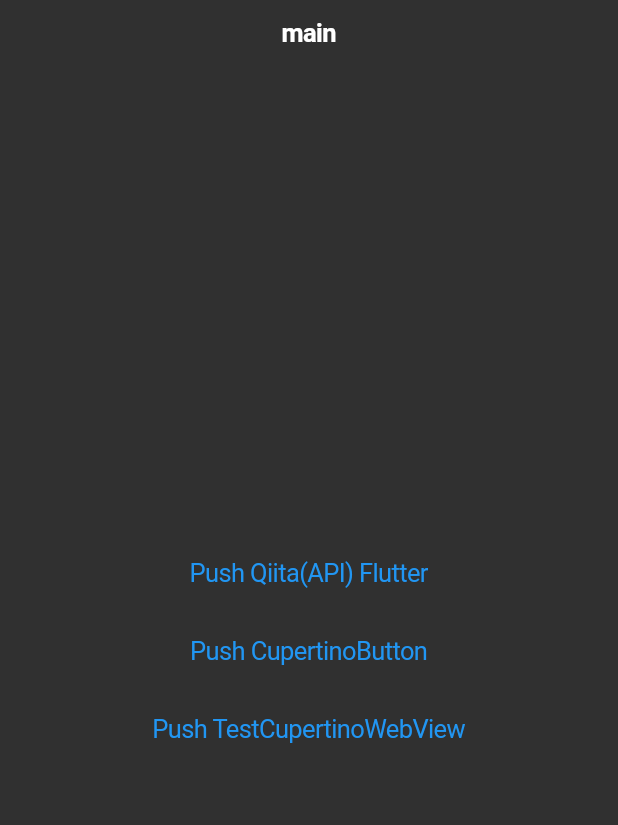
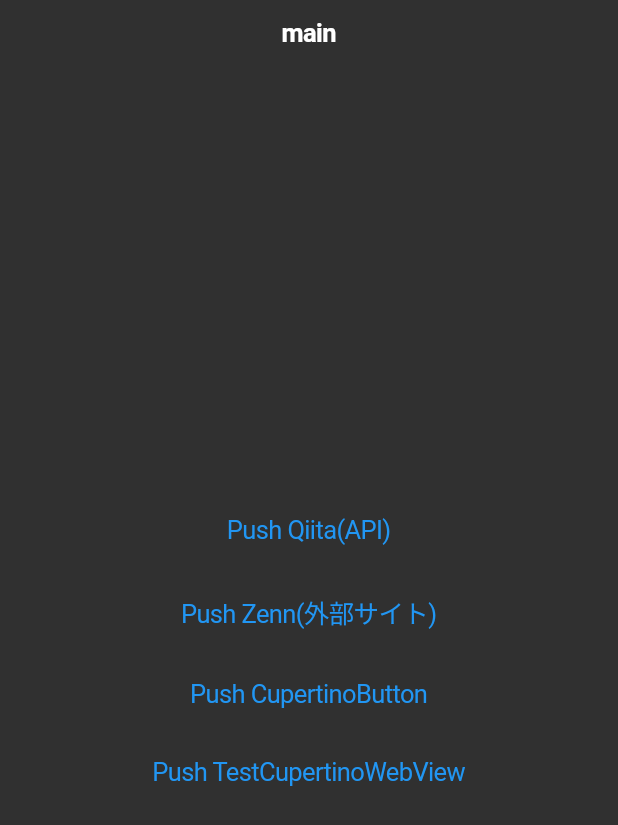
Before and after one commit to hiroyuki12/flutter_my_app2, a Flutter app: the screen it shows after launch, on a phone screen of 412 x 824 dp. Shown: the top 825 px of the screen. Run offline on Flutter 3.47's test engine with Material 2 defaults, Android fonts, the phone set to English and light mode, and no system bars; our stand-ins replace webview_flutter; missing offline and left inert: flutter_share.

Commit message:
Add Zenn Flutter page link.

```diff
--- a/lib/main.dart
+++ b/lib/main.dart
@@ -3,6 +3,7 @@ import 'pages/QiitaScreen.dart';
 import 'pages/CupertinoButton.dart';
 import 'pages/TestCupertinoWebView.dart';
 import 'package:flutter/cupertino.dart';
+import 'pages/CupertinoWebView.dart';
 
 void main() {
   runApp(const MyApp());
@@ -44,10 +45,22 @@ class _MyHomePageState extends State<MyHomePage> {
           mainAxisAlignment: MainAxisAlignment.center,
           children: <Widget>[
             CupertinoButton(
-              child: Text("Push Qiita(API) Flutter"),
+              child: Text("Push Qiita(API)"),
               onPressed: () =>
                 Navigator.push(
                   context, MaterialPageRoute(builder: (context) => Qiita())
+                ),
+            ),
+            CupertinoButton(
+              child: Text("Push Zenn(外部サイト)"),
+              onPressed: () =>
+                Navigator.of(context).push(
+                  MaterialPageRoute(
+                    builder: (BuildContext context) =>
+                      MyCupertinoWebView(
+                        url: "https://zenn.dev/topics/flutter?order=latest",
+                        title: "Zenn Flutterの記事一覧"),
+                  ),
                 ),
             ),
             CupertinoButton(
```
